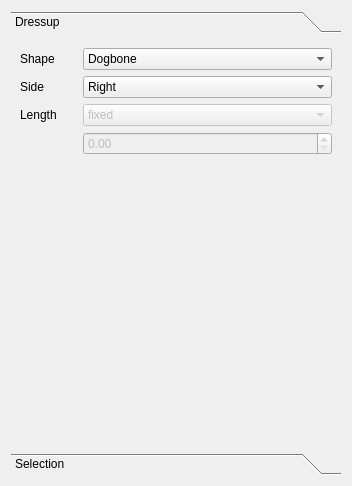
First picture: the form in src/Mod/Path/Gui/Resources/panels/DogboneEdit.ui, repository berndhahnebach/All_FreeCAD, before the edit.
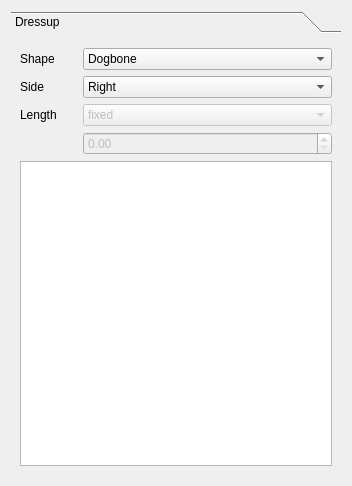
Second picture: the form after the edit.

Commit message: Added support for enabling and disabling individual bones in the dressup.

Patch:
```diff
--- a/src/Mod/Path/Gui/Resources/panels/DogboneEdit.ui
+++ b/src/Mod/Path/Gui/Resources/panels/DogboneEdit.ui
@@ -10,18 +10,15 @@
     <height>486</height>
    </rect>
   </property>
-  <property name="minimumSize">
-   <size>
-    <width>0</width>
-    <height>400</height>
-   </size>
-  </property>
   <property name="windowTitle">
    <string>Dogbones</string>
   </property>
   <layout class="QGridLayout" name="gridLayout_2">
-   <item row="0" column="0">
+   <item row="1" column="0">
     <widget class="QToolBox" name="toolBox">
+     <property name="frameShape">
+      <enum>QFrame::NoFrame</enum>
+     </property>
      <property name="currentIndex">
       <number>0</number>
      </property>
@@ -31,7 +28,7 @@
         <x>0</x>
         <y>0</y>
         <width>334</width>
-        <height>410</height>
+        <height>439</height>
        </rect>
       </property>
       <attribute name="label">
@@ -137,23 +134,15 @@
          </property>
         </widget>
        </item>
-      </layout>
-     </widget>
-     <widget class="QWidget" name="Selection">
-      <property name="geometry">
-       <rect>
-        <x>0</x>
-        <y>0</y>
-        <width>334</width>
-        <height>410</height>
-       </rect>
-      </property>
-      <attribute name="label">
-       <string>Selection</string>
-      </attribute>
-      <layout class="QGridLayout" name="gridLayout_3">
-       <item row="0" column="0">
-        <widget class="QListWidget" name="bones"/>
+       <item row="4" column="0" colspan="2">
+        <widget class="QListWidget" name="bones">
+         <property name="sizePolicy">
+          <sizepolicy hsizetype="Expanding" vsizetype="Expanding">
+           <horstretch>0</horstretch>
+           <verstretch>0</verstretch>
+          </sizepolicy>
+         </property>
+        </widget>
        </item>
       </layout>
      </widget>
```
The commit also changes 1 other file.
